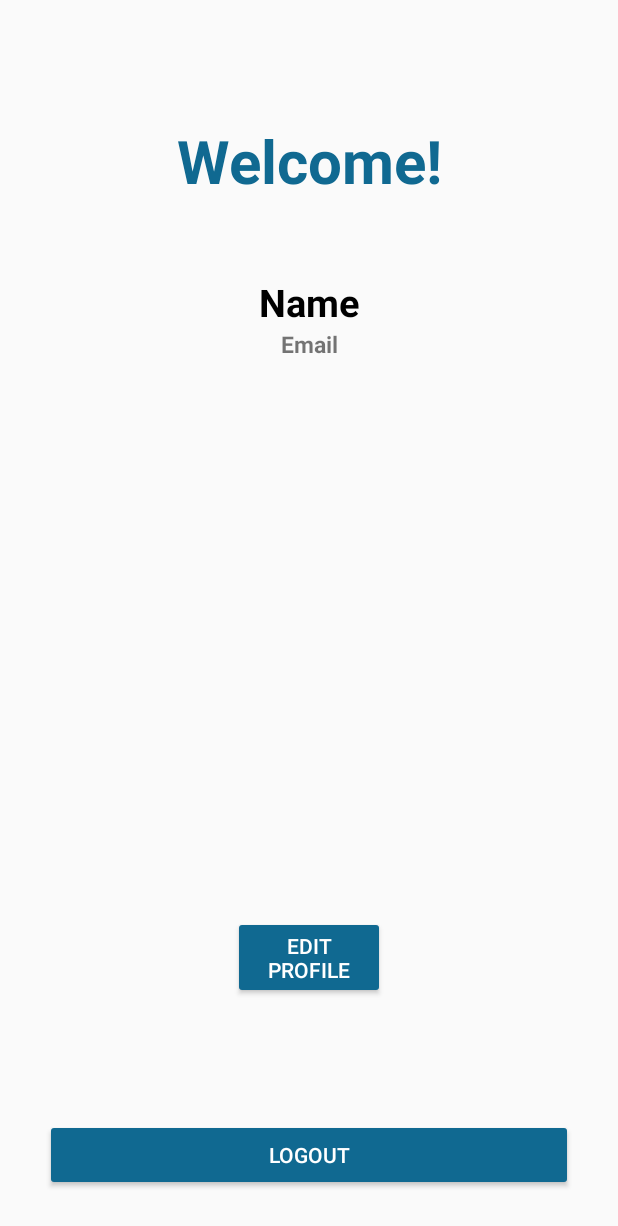
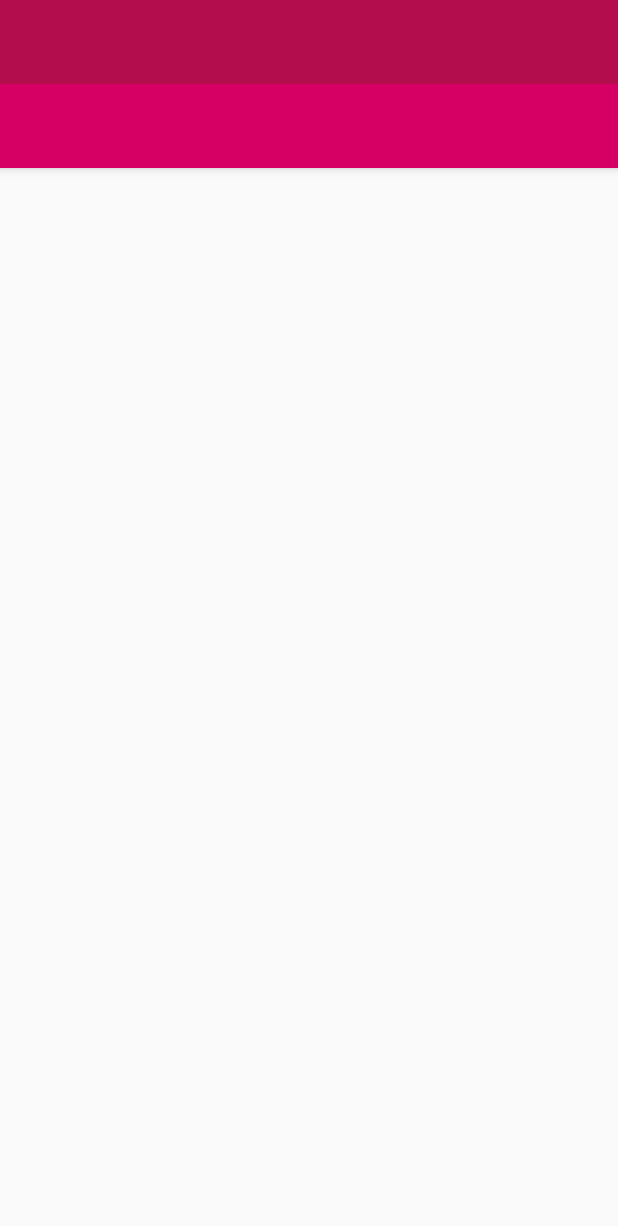
Before and after one commit to KakkuCake/BankApplication, an Android app: the layout activity_home.xml on its own in the app's theme, with its tools: preview values and no code run, on a phone screen of 412 x 824 dp. Shown: the top 1226 px of the screen. Run offline under Robolectric (Android 15) with nearby library versions, the phone set to English and light mode, and no system bars.

Commit message:
Tässä koodit.

```diff
--- a/app/src/main/AndroidManifest.xml
+++ b/app/src/main/AndroidManifest.xml
@@ -20,7 +20,8 @@ package="com.example.bankapplication">
         </intent-filter>
     </activity>
     <activity android:name=".RegisterActivity" />
-    <activity android:name=".HomeActivity" />
+    <activity android:name=".HomeActivity"
+        android:theme="@style/Theme.AppCompat.NoActionBar"/>
     <activity android:name=".EditProfileActivity"  />
 </application>
 
--- a/app/src/main/res/layout/activity_home.xml
+++ b/app/src/main/res/layout/activity_home.xml
@@ -1,67 +1,41 @@
 <?xml version="1.0" encoding="utf-8"?>
-<RelativeLayout
-    xmlns:android="http://schemas.android.com/apk/res/android"
+<androidx.drawerlayout.widget.DrawerLayout xmlns:android="http://schemas.android.com/apk/res/android"
+    xmlns:app="http://schemas.android.com/apk/res-auto"
     xmlns:tools="http://schemas.android.com/tools"
+    android:id="@+id/drawer_layout"
     android:layout_width="match_parent"
     android:layout_height="match_parent"
-    tools:context="com.example.bankapplication.HomeActivity"
-    android:orientation="vertical">
+    android:fitsSystemWindows="true"
+    tools:context=".HomeActivity"
+    tools:openDrawer="start">
 
-    <TextView
-        android:id="@+id/text"
-        android:textSize="40sp"
-        android:gravity="center"
-        android:layout_marginTop="80dp"
-        android:textStyle="bold"
-        android:textColor="@color/colorPrimaryDark2"
-        android:text="Welcome!"
+    <LinearLayout
         android:layout_width="match_parent"
-        android:layout_height="wrap_content"/>
+        android:layout_height="match_parent"
+        android:orientation="vertical">
 
-    <TextView
-        android:layout_below="@+id/text"
-        android:id="@+id/name"
-        android:textSize="25sp"
-        android:gravity="center"
-        android:layout_marginTop="50dp"
-        android:textStyle="bold"
-        android:textColor="@android:color/black"
-        android:text="Name"
-        android:layout_width="match_parent"
-        android:layout_height="wrap_content"/>
+        <androidx.appcompat.widget.Toolbar
+            android:id="@+id/toolbar"
+            android:layout_width="match_parent"
+            android:layout_height="?attr/actionBarSize"
+            android:background="@color/colorPrimary"
+            android:elevation="4dp"
+            android:theme="@style/ThemeOverlay.AppCompat.Dark.ActionBar"
+            app:popupTheme="@style/ThemeOverlay.AppCompat.Light" />
 
-    <TextView
-        android:layout_below="@+id/name"
-        android:id="@+id/email"
-        android:textSize="15sp"
-        android:gravity="center"
-        android:textStyle="bold"
-        android:text="Email"
-        android:layout_width="match_parent"
-        android:layout_height="wrap_content"/>
+        <FrameLayout
+            android:id="@+id/fragment_container"
+            android:layout_width="match_parent"
+            android:layout_height="match_parent" />
 
-    <Button
-        android:id="@+id/button_edit_profile"
-        android:layout_width="match_parent"
-        android:layout_height="wrap_content"
-        android:layout_alignParentBottom="true"
-        android:layout_marginLeft="155dp"
-        android:layout_marginRight="155dp"
-        android:layout_marginBottom="158dp"
-        android:backgroundTint="@color/colorPrimaryDark2"
-        android:text="Edit Profile"
-        android:textColor="@android:color/white" />
+    </LinearLayout>
 
-    <Button
-        android:layout_alignParentBottom="true"
-        android:id="@+id/button_logout"
-        android:layout_marginLeft="30dp"
-        android:layout_marginRight="30dp"
-        android:layout_marginBottom="30dp"
-        android:textColor="@android:color/white"
-        android:backgroundTint="@color/colorPrimaryDark2"
-        android:text="Logout"
-        android:layout_width="match_parent"
-        android:layout_height="wrap_content" />
+    <com.google.android.material.navigation.NavigationView
+        android:id="@+id/navigation_view"
+        android:layout_width="wrap_content"
+        android:layout_height="match_parent"
+        android:layout_gravity="start"
+        app:headerLayout="@layout/navigation_header"
+        app:menu="@menu/drawer_menu" />
 
-</RelativeLayout>
+</androidx.drawerlayout.widget.DrawerLayout>
--- a/app/src/main/res/values/strings.xml
+++ b/app/src/main/res/values/strings.xml
@@ -1,3 +1,6 @@
 <resources>
-    <string name="app_name">BankApplication</string>
+    <string name="app_name">NavigationExample</string>
+
+    <string name="navigation_drawer_open">Open navigation drawer</string>
+    <string name="navigation_drawer_close">Close navigation drawer</string>
 </resources>
--- a/app/src/main/res/values/styles.xml
+++ b/app/src/main/res/values/styles.xml
@@ -8,4 +8,9 @@
         <item name="colorAccent">@color/colorAccent</item>
     </style>
 
+    <style name="AppTheme.NoActionBar">
+        <item name="windowActionBar">false</item>
+        <item name="windowNoTitle">true</item>
+    </style>
+
 </resources>
```
Also changed, not shown: app/src/main/java/com/example/bankapplication/HomeActivity.java (+62 -48 lines), app/src/main/res/menu/mymenu.xml (deleted, +0 -17 lines).
